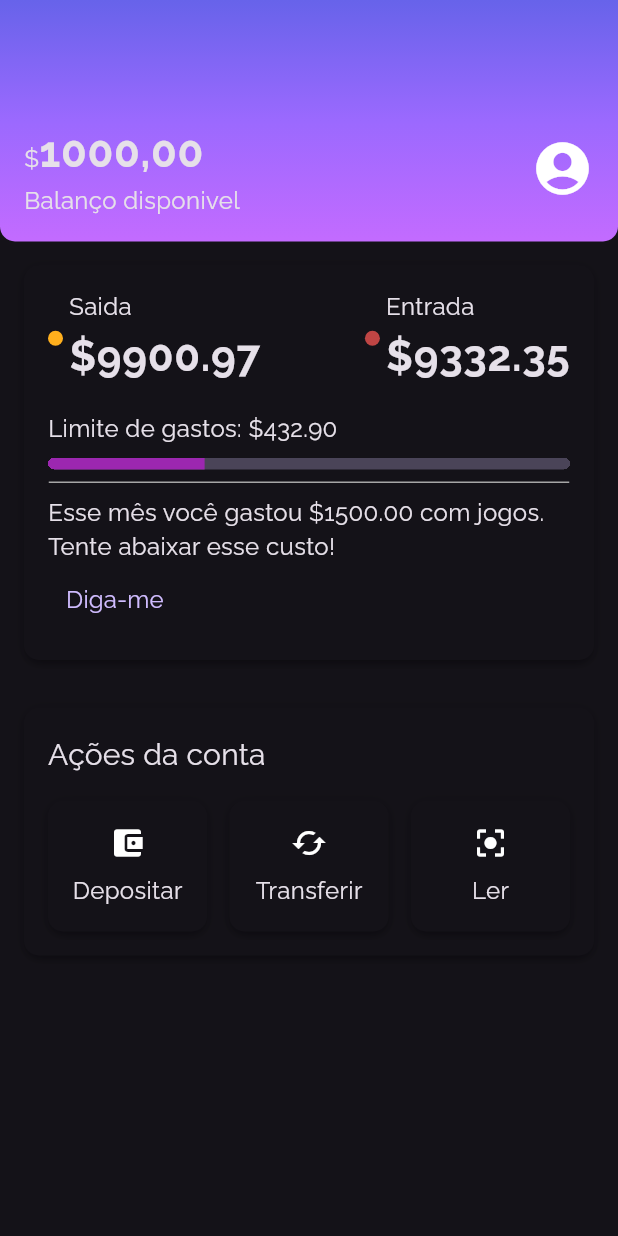
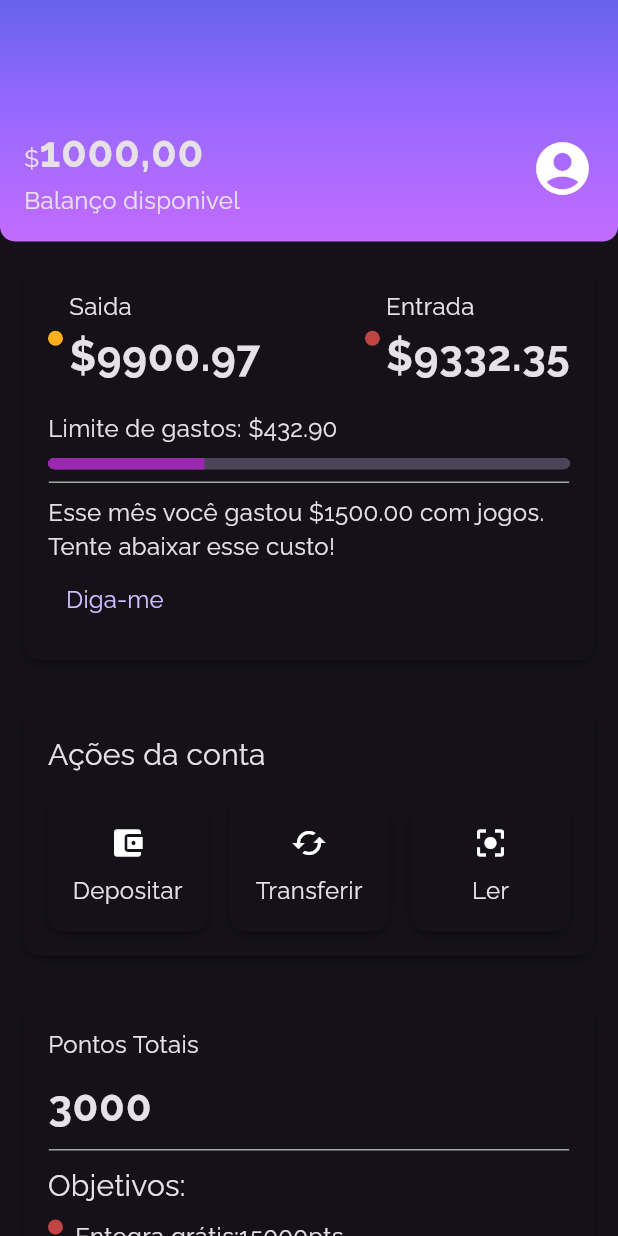
Before and after one commit to limamateus/bank, a Flutter app: the screen it shows after launch, on a phone screen of 412 x 824 dp. Run offline on Flutter 3.47's test engine with Material 3 defaults, Android fonts, the phone set to English and light mode, and no system bars.

Commit message:
5 - feat: adicionar seção AccountPoints conforme desafio proposto
    Criada a seção AccountPoints para exibir e gerenciar os pontos do usuário, atendendo aos requisitos do desafio.

```diff
--- a/lib/screens/Home/home_screen.dart
+++ b/lib/screens/Home/home_screen.dart
@@ -7,6 +7,8 @@ import 'package:bank/screens/components/sections/recentActivity.dart';
 import 'package:bank/screens/theme/theme_colors.dart';
 import 'package:flutter/material.dart';
 
+import '../components/sections/accountPoints.dart';
+
 class Home extends StatelessWidget {
   const Home({super.key});
 
@@ -14,12 +16,15 @@ class Home extends StatelessWidget {
   Widget build(BuildContext context) {
     // Obs : Scafoold é um widget do material
     return Scaffold(
-      body: Column(
-        children: [
-          Header(),
-          Recentactivity(),
-          AccountActions(),
-        ],
+      body: SingleChildScrollView(
+        child: Column(
+          children: [
+            Header(),
+            Recentactivity(),
+            AccountActions(),
+            AccountPoints()
+          ],
+        ),
       ),
     );
   }
--- /dev/null
+++ b/lib/screens/components/sections/accountPoints.dart
@@ -0,0 +1,66 @@
+import 'package:bank/screens/components/box_card.dart';
+import 'package:bank/screens/components/colorDot.dart';
+import 'package:bank/screens/components/content_division.dart';
+import 'package:bank/screens/theme/theme_colors.dart';
+import 'package:flutter/material.dart';
+
+class AccountPoints extends StatelessWidget {
+  const AccountPoints({super.key});
+
+  @override
+  Widget build(BuildContext context) {
+    return Padding(
+      padding: const EdgeInsets.all(16),
+      child: BoxCard(boxContent: _AccountPoints()),
+    );
+  }
+}
+
+class _AccountPoints extends StatelessWidget {
+  const _AccountPoints({super.key});
+
+  @override
+  Widget build(BuildContext context) {
+    return Column(
+      crossAxisAlignment: CrossAxisAlignment.start,
+      children: [
+        Text("Pontos Totais"),
+        Padding(
+          padding: const EdgeInsets.only(bottom: 8, top: 8),
+          child: Text(
+            "3000",
+            style: Theme.of(context).textTheme.bodyLarge,
+          ),
+        ),
+        ContentDivision(),
+        Padding(
+          padding: const EdgeInsets.only(top: 8,bottom: 8,),
+          child: Text(
+            "Objetivos:",
+            style: Theme.of(context).textTheme.titleMedium,
+          ),
+        ),
+        Row(
+          crossAxisAlignment: CrossAxisAlignment.start,
+          children: [
+            Padding(
+              padding: const EdgeInsets.only(right: 8.0),
+              child: Colordot(color: ThemeColors.recentActivity['income']),
+            ),
+            Text("Entegra grátis:15000pts"),
+          ],
+        ),
+        Row(
+          crossAxisAlignment: CrossAxisAlignment.start,
+          children: [
+            Padding(
+              padding: const EdgeInsets.only(right: 8.0),
+              child: Colordot(color: ThemeColors.recentActivity['spent']),
+            ),
+            Text("1 mês de streaming: 30000pts"),
+          ],
+        )
+      ],
+    );
+  }
+}
```
